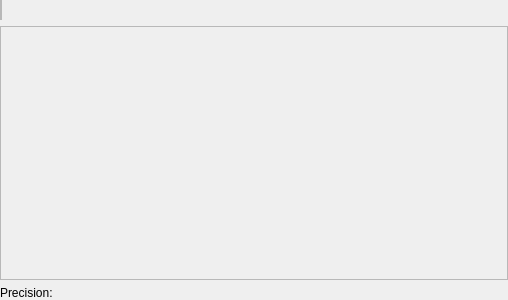
Above: krita/plugins/paintops/libpaintop/forms/wdgbrushchooser.ui from KDE/krita before the change. Below: the same form after it.
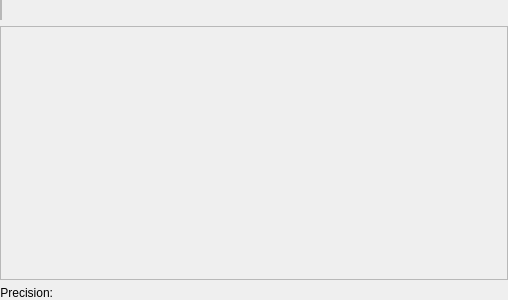
That is the form after the change. Custom widgets are drawn as their Qt base class.

Commit message:
Fix the alignment of labels in dialogs
Patch by Juan Palacios

```diff
--- a/krita/plugins/paintops/libpaintop/forms/wdgbrushchooser.ui
+++ b/krita/plugins/paintops/libpaintop/forms/wdgbrushchooser.ui
@@ -72,6 +72,9 @@
        <property name="text">
         <string>Precision:</string>
        </property>
+       <property name="alignment">
+        <set>Qt::AlignRight|Qt::AlignTrailing|Qt::AlignVCenter</set>
+       </property>
       </widget>
      </item>
      <item>
```
Left out of the diff: 22 changed lines with no effect on the pictures. The commit also changes 71 other files.
